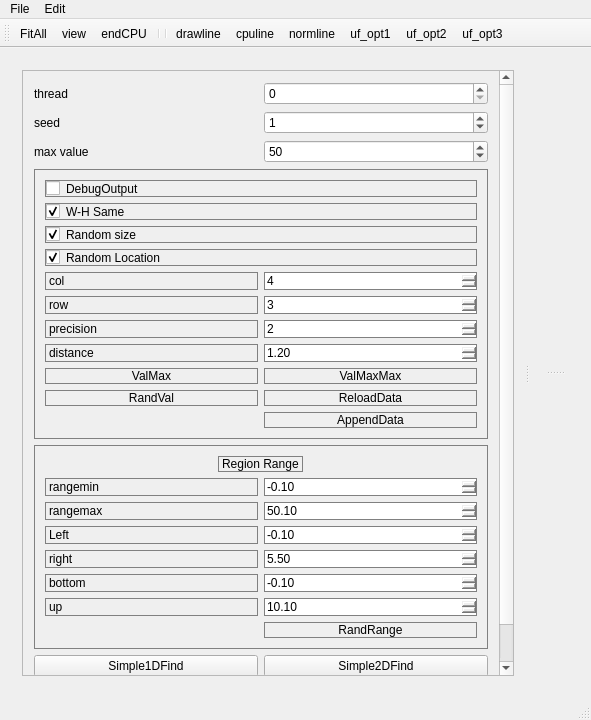
Old version of the form src/MainWindowOcc.ui in the repository WisdomToNorth/OccDemo.
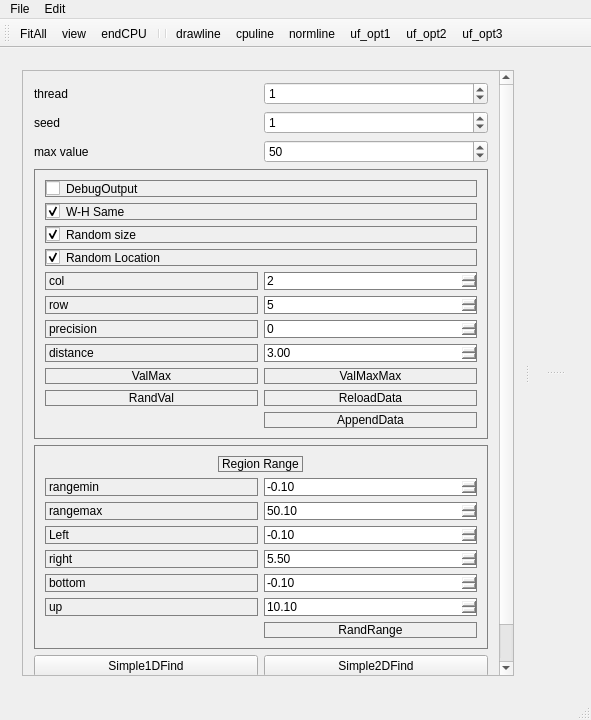
New version of the form.

What changed in the file:
```diff
--- a/src/MainWindowOcc.ui
+++ b/src/MainWindowOcc.ui
@@ -56,6 +56,9 @@
                 <property name="maximum">
                  <number>64</number>
                 </property>
+                <property name="value">
+                 <number>1</number>
+                </property>
                </widget>
               </item>
               <item row="2" column="1">
@@ -132,7 +135,7 @@
                     <number>64</number>
                    </property>
                    <property name="value">
-                    <number>2</number>
+                    <number>0</number>
                    </property>
                   </widget>
                  </item>
@@ -184,7 +187,7 @@
                     <number>1000</number>
                    </property>
                    <property name="value">
-                    <number>4</number>
+                    <number>2</number>
                    </property>
                   </widget>
                  </item>
@@ -194,7 +197,7 @@
                     <double>0.100000000000000</double>
                    </property>
                    <property name="value">
-                    <double>1.200000000000000</double>
+                    <double>3.000000000000000</double>
                    </property>
                   </widget>
                  </item>
@@ -211,7 +214,7 @@
                     <number>1000</number>
                    </property>
                    <property name="value">
-                    <number>3</number>
+                    <number>5</number>
                    </property>
                   </widget>
                  </item>
```
